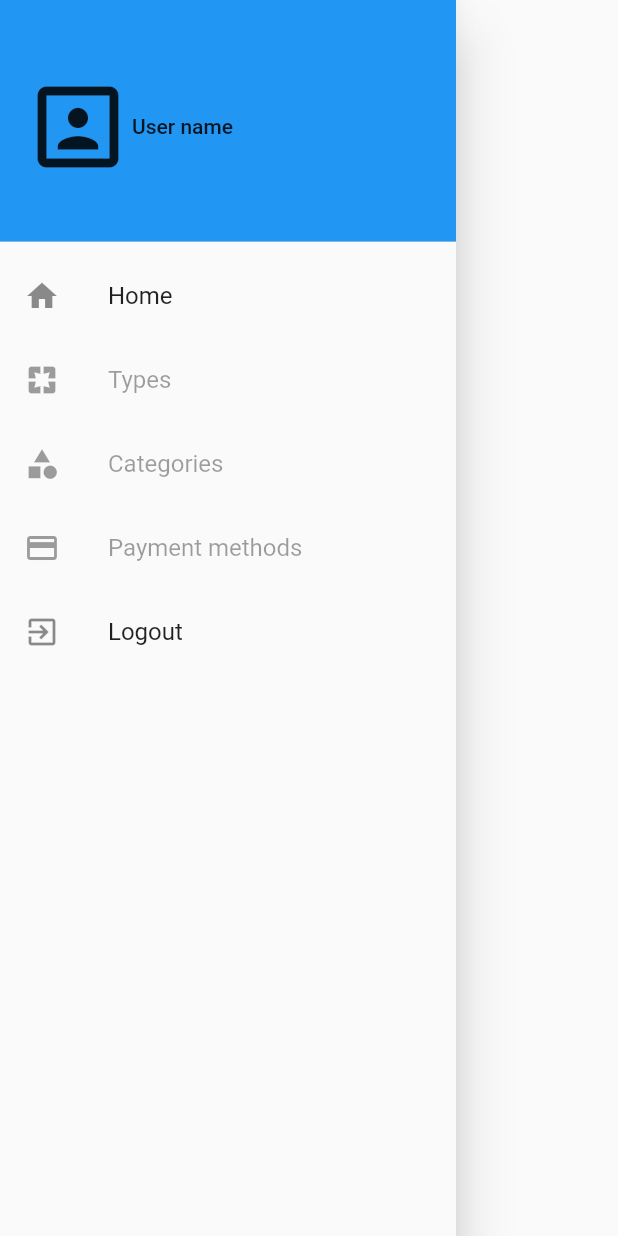
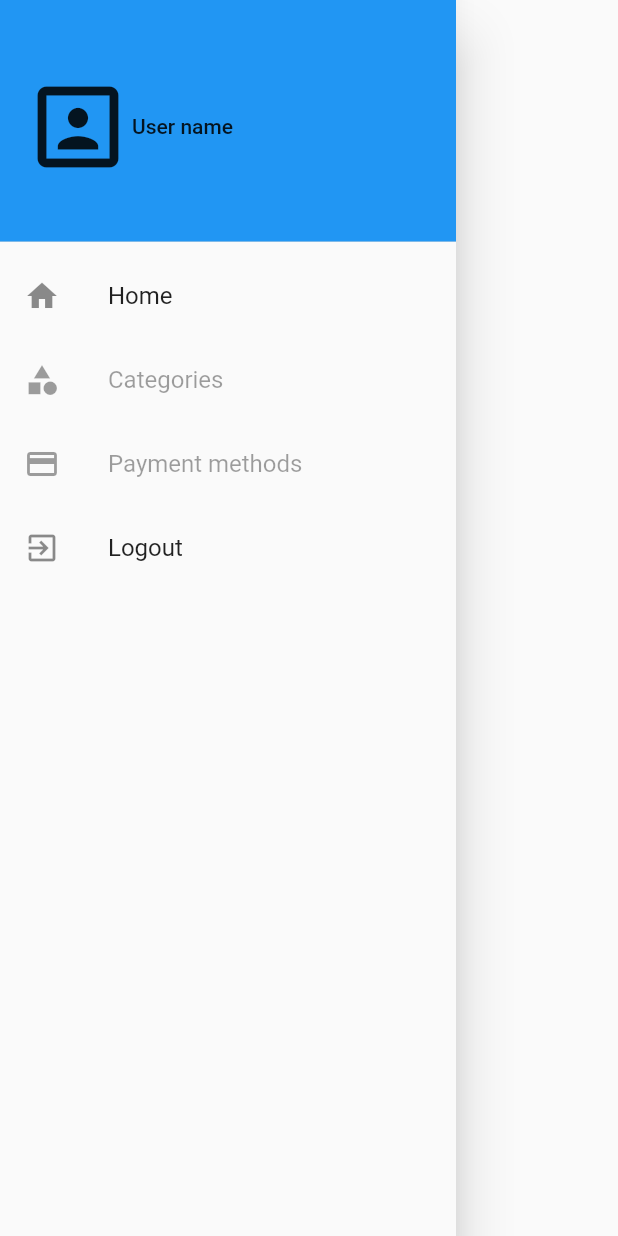
Before and after one commit to serg3vr/nomoni-app, a Flutter app: the MyDrawer widget shown alone on an empty page, opened directly, on a phone screen of 412 x 824 dp. Run offline on Flutter 3.47's test engine with Material 2 defaults, Android fonts, the phone set to English and light mode, and no system bars; our stand-ins replace flutter_slidable, shared_preferences; accounts and stored records are empty; network calls fail.

Commit message:
Quitar 'Types' de opciones, no se edita

```diff
--- a/lib/widgets/MyDrawer.dart
+++ b/lib/widgets/MyDrawer.dart
@@ -43,15 +43,15 @@ class _MyDrawerState extends State<MyDrawer> {
             _goToHome();
           },
         ),
-        ListTile(
-          enabled: false,
-          leading: Icon(Icons.pages),
-          title: Text('Types'),
-          onTap: () {
-            // Update the state of the app.
-            // ...
-          },
-        ),
+        // ListTile(
+        //   enabled: false,
+        //   leading: Icon(Icons.pages),
+        //   title: Text('Types'),
+        //   onTap: () {
+        //     // Update the state of the app.
+        //     // ...
+        //   },
+        // ),
         ListTile(
           enabled: false,
           leading: Icon(Icons.category),
```
